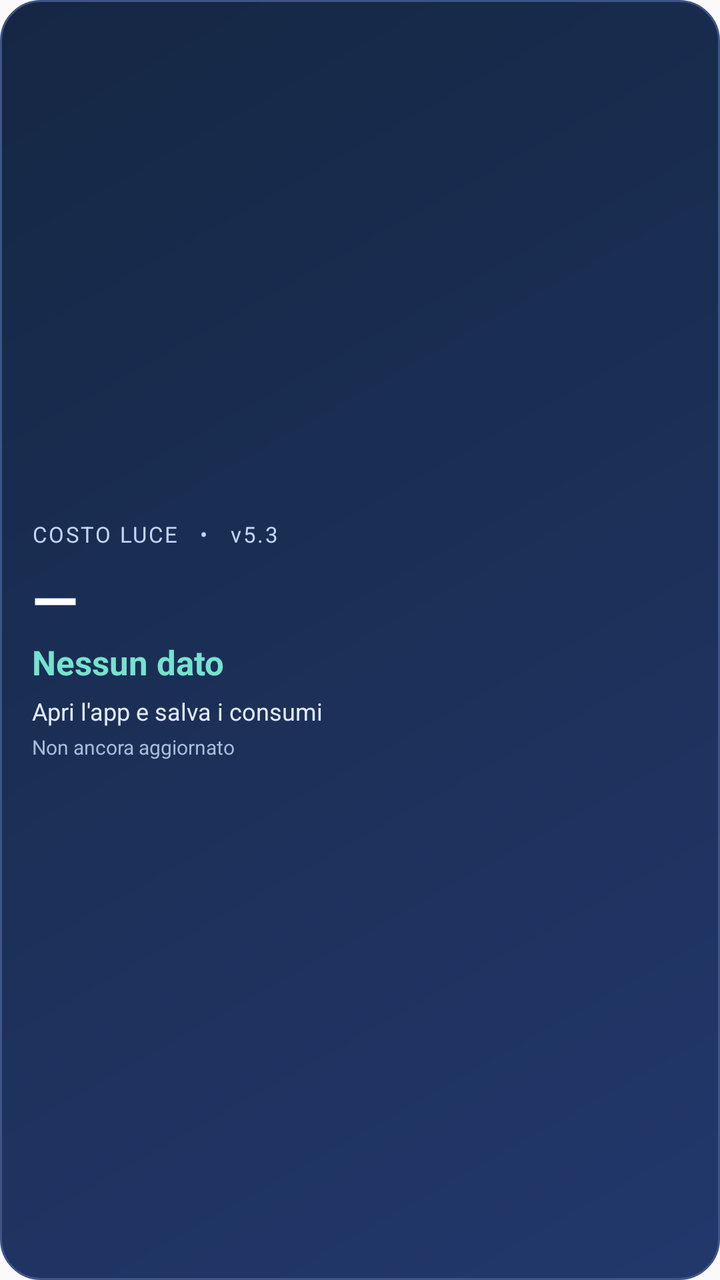
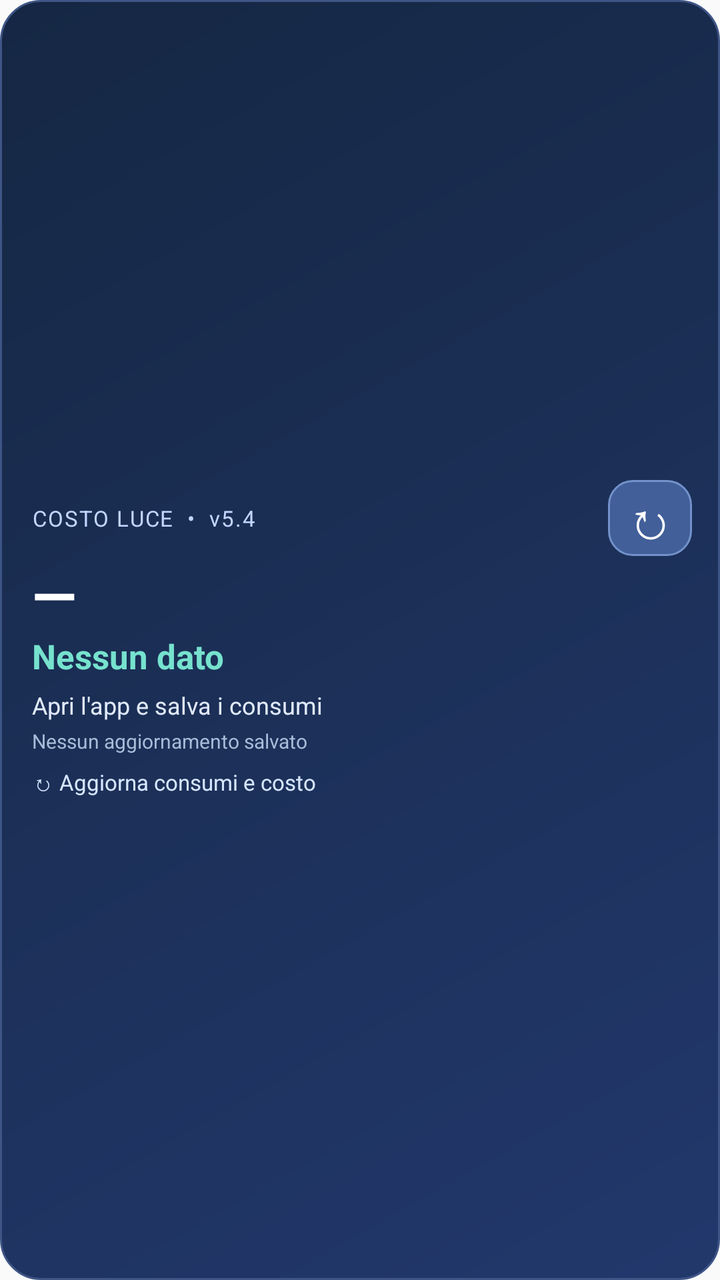

Compare the two renders of this Android layout. The source of the first and the diff that turns it into the second are given below.
<!-- AndroidManifest.xml: application theme android:Theme.Material.Light.NoActionBar -->
<!-- res/layout/costoluce_widget.xml -->
<?xml version="1.0" encoding="utf-8"?>
<LinearLayout xmlns:android="http://schemas.android.com/apk/res/android"
    android:id="@+id/widget_root"
    android:layout_width="match_parent"
    android:layout_height="match_parent"
    android:orientation="vertical"
    android:gravity="center_vertical"
    android:background="@drawable/costoluce_widget_bg"
    android:paddingLeft="16dp"
    android:paddingRight="16dp"
    android:paddingTop="12dp"
    android:paddingBottom="12dp">

    <TextView
        android:id="@+id/widget_brand"
        android:layout_width="match_parent"
        android:layout_height="wrap_content"
        android:text="COSTO LUCE   •   v5.3"
        android:textSize="11sp"
        android:textColor="#C3D5FF"
        android:fontFamily="sans"
        android:letterSpacing="0.08"
        android:maxLines="1" />

    <TextView
        android:id="@+id/widget_euro"
        android:layout_width="match_parent"
        android:layout_height="wrap_content"
        android:layout_marginTop="5dp"
        android:text="—"
        android:textColor="#FFFFFF"
        android:textStyle="bold"
        android:fontFamily="sans"
        android:textSize="30sp"
        android:maxLines="1"
        android:ellipsize="end" />

    <TextView
        android:id="@+id/widget_kwh"
        android:layout_width="match_parent"
        android:layout_height="wrap_content"
        android:text="Nessun dato"
        android:textColor="#76E2CE"
        android:textStyle="bold"
        android:textSize="17sp"
        android:maxLines="1"
        android:ellipsize="end"/>

    <TextView
        android:id="@+id/widget_period"
        android:layout_width="match_parent"
        android:layout_height="wrap_content"
        android:layout_marginTop="5dp"
        android:text="Apri l'app e salva i consumi"
        android:textColor="#E1EAFB"
        android:textSize="12sp"
        android:maxLines="1"
        android:ellipsize="end"/>

    <TextView
        android:id="@+id/widget_updated"
        android:layout_width="match_parent"
        android:layout_height="wrap_content"
        android:layout_marginTop="3dp"
        android:text="Non ancora aggiornato"
        android:textColor="#A6BCD8"
        android:textSize="10sp"
        android:maxLines="1"
        android:ellipsize="end"/>
</LinearLayout>
<!-- resources referenced by this layout -->
<resources>
  <!-- drawable costoluce_widget_bg (drawable) -->
  <?xml version="1.0" encoding="utf-8"?>
  <shape xmlns:android="http://schemas.android.com/apk/res/android"
      android:shape="rectangle">
      <gradient android:startColor="#22386C" android:endColor="#152743" android:angle="135" />
      <corners android:radius="20dp" />
      <stroke android:width="1dp" android:color="#3E5586" />
  </shape>
</resources>

<!-- the commit's change to res/layout/costoluce_widget.xml (unified diff, before → after) -->
@@ -3,35 +3,54 @@
     android:id="@+id/widget_root"
     android:layout_width="match_parent"
     android:layout_height="match_parent"
+    android:background="@drawable/costoluce_widget_bg"
     android:orientation="vertical"
     android:gravity="center_vertical"
-    android:background="@drawable/costoluce_widget_bg"
     android:paddingLeft="16dp"
-    android:paddingRight="16dp"
-    android:paddingTop="12dp"
+    android:paddingRight="14dp"
+    android:paddingTop="11dp"
     android:paddingBottom="12dp">
 
-    <TextView
-        android:id="@+id/widget_brand"
+    <LinearLayout
         android:layout_width="match_parent"
         android:layout_height="wrap_content"
-        android:text="COSTO LUCE   •   v5.3"
-        android:textSize="11sp"
-        android:textColor="#C3D5FF"
-        android:fontFamily="sans"
-        android:letterSpacing="0.08"
-        android:maxLines="1" />
+        android:orientation="horizontal"
+        android:gravity="center_vertical">
+        <TextView
+            android:id="@+id/widget_brand"
+            android:layout_width="0dp"
+            android:layout_weight="1"
+            android:layout_height="wrap_content"
+            android:text="COSTO LUCE  •  v5.4"
+            android:textSize="11sp"
+            android:textColor="#C3D5FF"
+            android:fontFamily="sans"
+            android:letterSpacing="0.06"
+            android:maxLines="1" />
+        <TextView
+            android:id="@+id/widget_refresh"
+            android:layout_width="42dp"
+            android:layout_height="38dp"
+            android:layout_marginLeft="6dp"
+            android:background="@drawable/costoluce_widget_refresh_bg"
+            android:gravity="center"
+            android:text="↻"
+            android:textColor="#FFFFFF"
+            android:textSize="26sp"
+            android:clickable="true"
+            android:focusable="true"
+            android:contentDescription="Aggiorna i consumi Enel e il costo stimato" />
+    </LinearLayout>
 
     <TextView
         android:id="@+id/widget_euro"
         android:layout_width="match_parent"
         android:layout_height="wrap_content"
-        android:layout_marginTop="5dp"
         android:text="—"
         android:textColor="#FFFFFF"
         android:textStyle="bold"
         android:fontFamily="sans"
-        android:textSize="30sp"
+        android:textSize="29sp"
         android:maxLines="1"
         android:ellipsize="end" />
 
@@ -44,7 +63,7 @@
         android:textStyle="bold"
         android:textSize="17sp"
         android:maxLines="1"
-        android:ellipsize="end"/>
+        android:ellipsize="end" />
 
     <TextView
         android:id="@+id/widget_period"
@@ -55,16 +74,27 @@
         android:textColor="#E1EAFB"
         android:textSize="12sp"
         android:maxLines="1"
-        android:ellipsize="end"/>
+        android:ellipsize="end" />
 
     <TextView
         android:id="@+id/widget_updated"
         android:layout_width="match_parent"
         android:layout_height="wrap_content"
         android:layout_marginTop="3dp"
-        android:text="Non ancora aggiornato"
+        android:text="Nessun aggiornamento salvato"
         android:textColor="#A6BCD8"
         android:textSize="10sp"
         android:maxLines="1"
-        android:ellipsize="end"/>
+        android:ellipsize="end" />
+
+    <TextView
+        android:id="@+id/widget_status"
+        android:layout_width="match_parent"
+        android:layout_height="wrap_content"
+        android:layout_marginTop="6dp"
+        android:text="↻ Aggiorna consumi e costo"
+        android:textColor="#D6E6FF"
+        android:textSize="11sp"
+        android:maxLines="2"
+        android:ellipsize="end" />
 </LinearLayout>
<!-- resource entries referenced after the edit -->
@@ -8,5 +8,12 @@
       <corners android:radius="20dp" />
       <stroke android:width="1dp" android:color="#3E5586" />
   </shape>
+  <!-- drawable costoluce_widget_refresh_bg (drawable) -->
+  <?xml version="1.0" encoding="utf-8"?>
+  <shape xmlns:android="http://schemas.android.com/apk/res/android" android:shape="rectangle">
+      <solid android:color="#425F99"/>
+      <corners android:radius="12dp"/>
+      <stroke android:width="1dp" android:color="#7392CA"/>
+  </shape>
 </resources>
 
